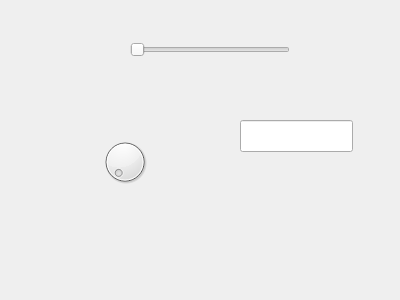
First picture: the form in examples/panel1.ui, repository martonmiklos/rqt_dynamic_ui, before the edit.
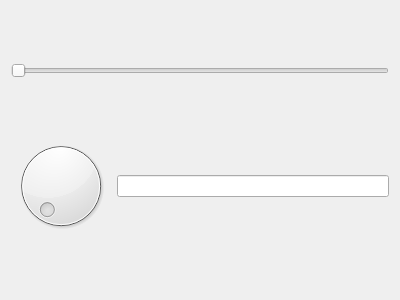
Second picture: the form after the edit.

Commit message: Implemented publishing for the following widget types: - QSlider - QDial - QSpinBox, QDoubleSpinBox - QPush/Tool/RadioButton - QCheckBox

```diff
--- a/examples/panel1.ui
+++ b/examples/panel1.ui
@@ -13,39 +13,24 @@
   <property name="windowTitle">
    <string>Form</string>
   </property>
-  <widget class="QDial" name="dial">
-   <property name="geometry">
-    <rect>
-     <x>100</x>
-     <y>130</y>
-     <width>50</width>
-     <height>64</height>
-    </rect>
-   </property>
-  </widget>
+  <layout class="QGridLayout" name="gridLayout">
+   <item row="0" column="0" colspan="2">
   <widget class="QSlider" name="horizontalSlider">
-   <property name="geometry">
-    <rect>
-     <x>130</x>
-     <y>40</y>
-     <width>160</width>
-     <height>20</height>
-    </rect>
-   </property>
    <property name="orientation">
     <enum>Qt::Horizontal</enum>
    </property>
-  </widget>
-  <widget class="QLineEdit" name="lineEdit">
-   <property name="geometry">
-    <rect>
-     <x>240</x>
-     <y>120</y>
-     <width>113</width>
-     <height>32</height>
-    </rect>
-   </property>
-  </widget>
+     <property name="publishTopic" stdset="0">
+      <string>sliderTest</string>
+     </property>
+    </widget>
+   </item>
+   <item row="1" column="0">
+    <widget class="QDial" name="dial"/>
+   </item>
+   <item row="1" column="1">
+    <widget class="QLineEdit" name="lineEdit"/>
+   </item>
+  </layout>
  </widget>
  <resources/>
  <connections/>
```
Lines whose indentation alone changed are shown as unchanged. The commit also changes 9 other files.
